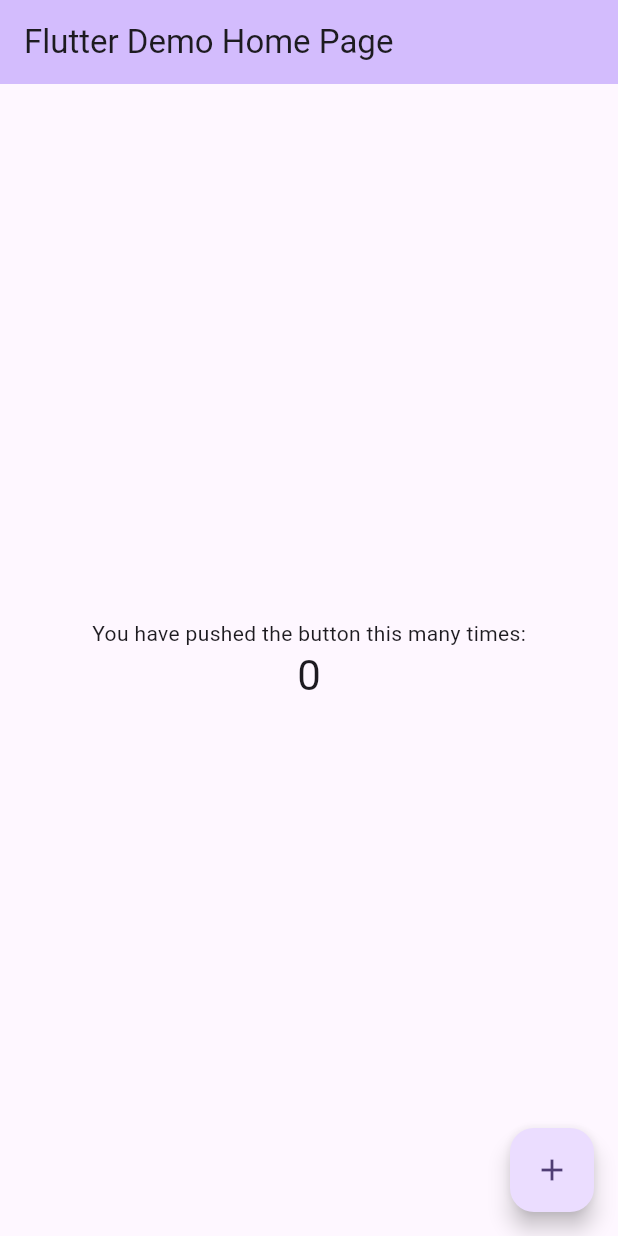
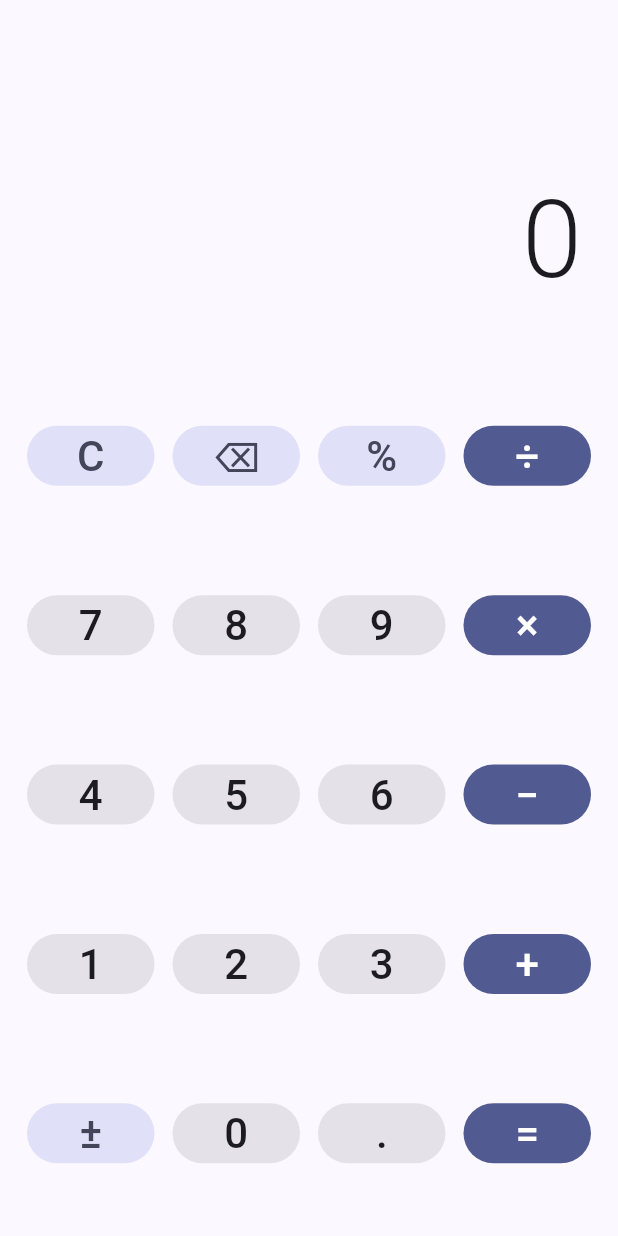
Before and after one commit to Danii-Fedo10/calculator_app, a Flutter app: the screen it shows after launch, on a phone screen of 412 x 824 dp. Run offline on Flutter 3.47's test engine with Material 3 defaults, Android fonts, the phone set to English and light mode, and no system bars.

Commit message:
Fix display overflow, add calculator UI

```diff
--- /dev/null
+++ b/lib/calc_button.dart
@@ -0,0 +1,29 @@
+import 'package:flutter/material.dart';
+
+class CalcButton extends StatelessWidget {
+  const CalcButton({
+    super.key,
+    required this.label,
+    required this.onPressed,
+    required this.backgroundColor,
+    required this.foregroundColor,
+  });
+
+  final String label;
+  final VoidCallback onPressed;
+  final Color backgroundColor;
+  final Color foregroundColor;
+
+  @override
+  Widget build(BuildContext context) {
+    return FilledButton(
+      onPressed: onPressed,
+      style: FilledButton.styleFrom(
+        backgroundColor: backgroundColor,
+        foregroundColor: foregroundColor,
+        shape: RoundedRectangleBorder(borderRadius: BorderRadius.circular(20)),
+      ),
+      child: Text(label, style: const TextStyle(fontSize: 28)),
+    );
+  }
+}
--- a/lib/calculator_page.dart
+++ b/lib/calculator_page.dart
@@ -0,0 +1,134 @@
+import 'package:flutter/material.dart';
+
+import 'calc_button.dart';
+import 'calculator_engine.dart';
+
+class CalculatorPage extends StatefulWidget {
+  const CalculatorPage({super.key});
+
+  @override
+  State<CalculatorPage> createState() => _CalculatorPageState();
+}
+
+class _CalculatorPageState extends State<CalculatorPage> {
+  final _engine = CalculatorEngine();
+
+  static const _rows = [
+    ['C', '⌫', '%', '÷'],
+    ['7', '8', '9', '×'],
+    ['4', '5', '6', '−'],
+    ['1', '2', '3', '+'],
+    ['±', '0', '.', '='],
+  ];
+
+  void _onPressed(String label) {
+    setState(() {
+      switch (label) {
+        case 'C':
+          _engine.clear();
+        case '⌫':
+          _engine.backspace();
+        case '%':
+          _engine.percent();
+        case '±':
+          _engine.toggleSign();
+        case '.':
+          _engine.inputDecimal();
+        case '=':
+          _engine.equals();
+        case '÷' || '×' || '−' || '+':
+          _engine.inputOperator(label);
+        default:
+          _engine.inputDigit(label);
+      }
+    });
+  }
+
+  bool _isOperator(String label) => '÷×−+='.contains(label);
+  bool _isAction(String label) => ['C', '⌫', '%', '±'].contains(label);
+
+  @override
+  Widget build(BuildContext context) {
+    final scheme = Theme.of(context).colorScheme;
+
+    return Scaffold(
+      body: SafeArea(
+        child: Column(
+          children: [
+            Expanded(
+              flex: 2,
+              child: Container(
+                alignment: Alignment.bottomRight,
+                padding: const EdgeInsets.all(24),
+                child: Column(
+                  mainAxisAlignment: MainAxisAlignment.end,
+                  crossAxisAlignment: CrossAxisAlignment.end,
+                  children: [
+                    Text(
+                      _engine.expression,
+                      key: const Key('expression'),
+                      style: TextStyle(fontSize: 20, color: scheme.outline),
+                    ),
+                                       const SizedBox(height: 8),
+                    Flexible(
+                      child: FittedBox(
+                        fit: BoxFit.scaleDown,
+                        child: Text(
+                          _engine.display,
+                          key: const Key('display'),
+                          maxLines: 1,
+                          style: const TextStyle(
+                            fontSize: 72,
+                            fontWeight: FontWeight.w300,
+                          ),
+                        ),
+                      ),
+                    ),
+                  ],
+                ),
+              ),
+            ),
+            Expanded(
+              flex: 5,
+              child: Padding(
+                padding: const EdgeInsets.all(12),
+                child: Column(
+                  children: [
+                    for (final row in _rows)
+                      Expanded(
+                        child: Row(
+                          children: [
+                            for (final label in row)
+                              Expanded(
+                                child: Padding(
+                                  padding: const EdgeInsets.all(6),
+                                  child: CalcButton(
+                                    key: ValueKey('key_$label'),
+                                    label: label,
+                                    onPressed: () => _onPressed(label),
+                                    backgroundColor: _isOperator(label)
+                                        ? scheme.primary
+                                        : _isAction(label)
+                                        ? scheme.secondaryContainer
+                                        : scheme.surfaceContainerHighest,
+                                    foregroundColor: _isOperator(label)
+                                        ? scheme.onPrimary
+                                        : _isAction(label)
+                                        ? scheme.onSecondaryContainer
+                                        : scheme.onSurface,
+                                  ),
+                                ),
+                              ),
+                          ],
+                        ),
+                      ),
+                  ],
+                ),
+              ),
+            ),
+          ],
+        ),
+      ),
+    );
+  }
+}
--- a/lib/main.dart
+++ b/lib/main.dart
@@ -1,122 +1,23 @@
 import 'package:flutter/material.dart';
 
+import 'calculator_page.dart';
+
 void main() {
-  runApp(const MyApp());
+  runApp(const CalculatorApp());
 }
 
-class MyApp extends StatelessWidget {
-  const MyApp({super.key});
+class CalculatorApp extends StatelessWidget {
+  const CalculatorApp({super.key});
 
-  // This widget is the root of your application.
   @override
   Widget build(BuildContext context) {
     return MaterialApp(
-      title: 'Flutter Demo',
+      title: 'Calculator',
+      debugShowCheckedModeBanner: false,
       theme: ThemeData(
-        // This is the theme of your application.
-        //
-        // TRY THIS: Try running your application with "flutter run". You'll see
-        // the application has a purple toolbar. Then, without quitting the app,
-        // try changing the seedColor in the colorScheme below to Colors.green
-        // and then invoke "hot reload" (save your changes or press the "hot
-        // reload" button in a Flutter-supported IDE, or press "r" if you used
-        // the command line to start the app).
-        //
-        // Notice that the counter didn't reset back to zero; the application
-        // state is not lost during the reload. To reset the state, use hot
-        // restart instead.
-        //
-        // This works for code too, not just values: Most code changes can be
-        // tested with just a hot reload.
-        colorScheme: .fromSeed(seedColor: Colors.deepPurple),
+        colorScheme: ColorScheme.fromSeed(seedColor: Colors.indigo),
       ),
-      home: const MyHomePage(title: 'Flutter Demo Home Page'),
+      home: const CalculatorPage(),
     );
   }
 }
-
-class MyHomePage extends StatefulWidget {
-  const MyHomePage({super.key, required this.title});
-
-  // This widget is the home page of your application. It is stateful, meaning
-  // that it has a State object (defined below) that contains fields that affect
-  // how it looks.
-
-  // This class is the configuration for the state. It holds the values (in this
-  // case the title) provided by the parent (in this case the App widget) and
-  // used by the build method of the State. Fields in a Widget subclass are
-  // always marked "final".
-
-  final String title;
-
-  @override
-  State<MyHomePage> createState() => _MyHomePageState();
-}
-
-class _MyHomePageState extends State<MyHomePage> {
-  int _counter = 0;
-
-  void _incrementCounter() {
-    setState(() {
-      // This call to setState tells the Flutter framework that something has
-      // changed in this State, which causes it to rerun the build method below
-      // so that the display can reflect the updated values. If we changed
-      // _counter without calling setState(), then the build method would not be
-      // called again, and so nothing would appear to happen.
-      _counter++;
-    });
-  }
-
-  @override
-  Widget build(BuildContext context) {
-    // This method is rerun every time setState is called, for instance as done
-    // by the _incrementCounter method above.
-    //
-    // The Flutter framework has been optimized to make rerunning build methods
-    // fast, so that you can just rebuild anything that needs updating rather
-    // than having to individually change instances of widgets.
-    return Scaffold(
-      appBar: AppBar(
-        // TRY THIS: Try changing the color here to a specific color (to
-        // Colors.amber, perhaps?) and trigger a hot reload to see the AppBar
-        // change color while the other colors stay the same.
-        backgroundColor: Theme.of(context).colorScheme.inversePrimary,
-        // Here we take the value from the MyHomePage object that was created by
-        // the App.build method, and use it to set our appbar title.
-        title: Text(widget.title),
-      ),
-      body: Center(
-        // Center is a layout widget. It takes a single child and positions it
-        // in the middle of the parent.
-        child: Column(
-          // Column is also a layout widget. It takes a list of children and
-          // arranges them vertically. By default, it sizes itself to fit its
-          // children horizontally, and tries to be as tall as its parent.
-          //
-          // Column has various properties to control how it sizes itself and
-          // how it positions its children. Here we use mainAxisAlignment to
-          // center the children vertically; the main axis here is the vertical
-          // axis because Columns are vertical (the cross axis would be
-          // horizontal).
-          //
-          // TRY THIS: Invoke "debug painting" (choose the "Toggle Debug Paint"
-          // action in the IDE, or press "p" in the console), to see the
-          // wireframe for each widget.
-          mainAxisAlignment: .center,
-          children: [
-            const Text('You have pushed the button this many times:'),
-            Text(
-              '$_counter',
-              style: Theme.of(context).textTheme.headlineMedium,
-            ),
-          ],
-        ),
-      ),
-      floatingActionButton: FloatingActionButton(
-        onPressed: _incrementCounter,
-        tooltip: 'Increment',
-        child: const Icon(Icons.add),
-      ),
-    );
-  }
-}
```
Also changed, not shown: 1 other file.
